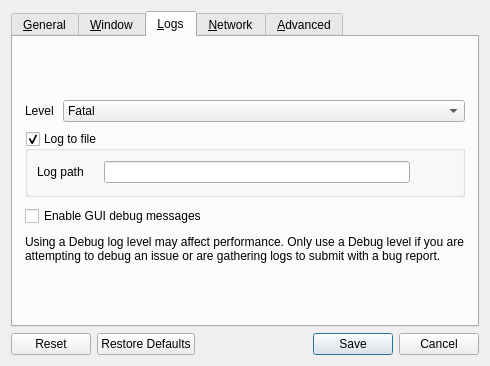
Old version of the form src/lib/gui/dialogs/SettingsDialog.ui in the repository rhsCZ/deskflow.
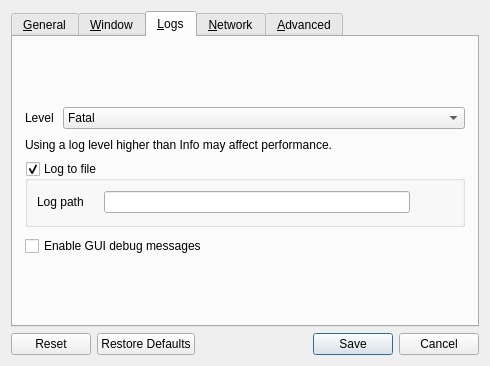
New version of the form. The open tabs and pages were chosen to show the change. Icons and pictures are not drawn.

Commit message: refactor(log): Squash all Debug1 And Debug2 logs into Verbose fixes: #9725 BREAKING_CHANGE: log level values have changed settings for log level may need to be reset

```diff
--- a/src/lib/gui/dialogs/SettingsDialog.ui
+++ b/src/lib/gui/dialogs/SettingsDialog.ui
@@ -340,6 +340,16 @@
          </item>
         </layout>
        </item>
+       <item>
+        <widget class="QLabel" name="lblDebugWarning">
+         <property name="text">
+          <string>Using a log level higher than Info may affect performance.</string>
+         </property>
+         <property name="wordWrap">
+          <bool>true</bool>
+         </property>
+        </widget>
+       </item>
        <item>
         <widget class="QGroupBox" name="groupLogToFile">
          <property name="title">
@@ -447,16 +457,6 @@
          </property>
         </widget>
        </item>
-       <item>
-        <widget class="QLabel" name="lblDebugWarning">
-         <property name="text">
-          <string>Using a Debug log level may affect performance. Only use a Debug level if you are attempting to debug an issue or are gathering logs to submit with a bug report.</string>
-         </property>
-         <property name="wordWrap">
-          <bool>true</bool>
-         </property>
-        </widget>
-       </item>
        <item>
         <spacer name="verticalSpacer_4">
          <property name="orientation">
```
Left out of the diff: 7 changed lines with no effect on the pictures. The commit also changes 66 other files.
